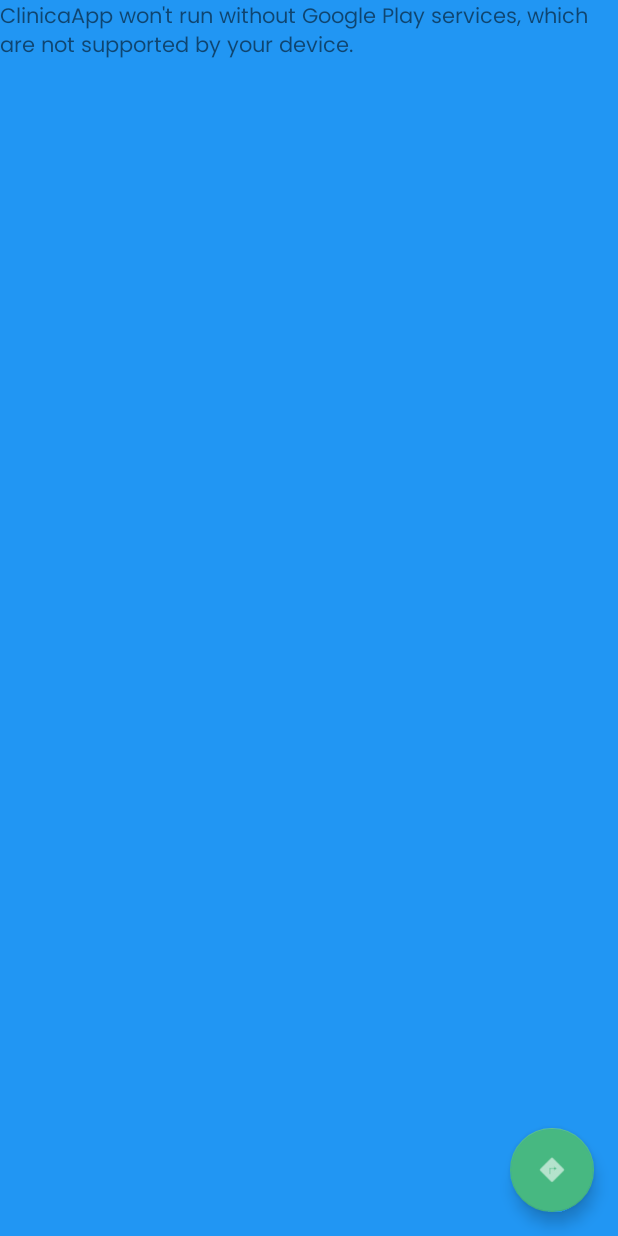
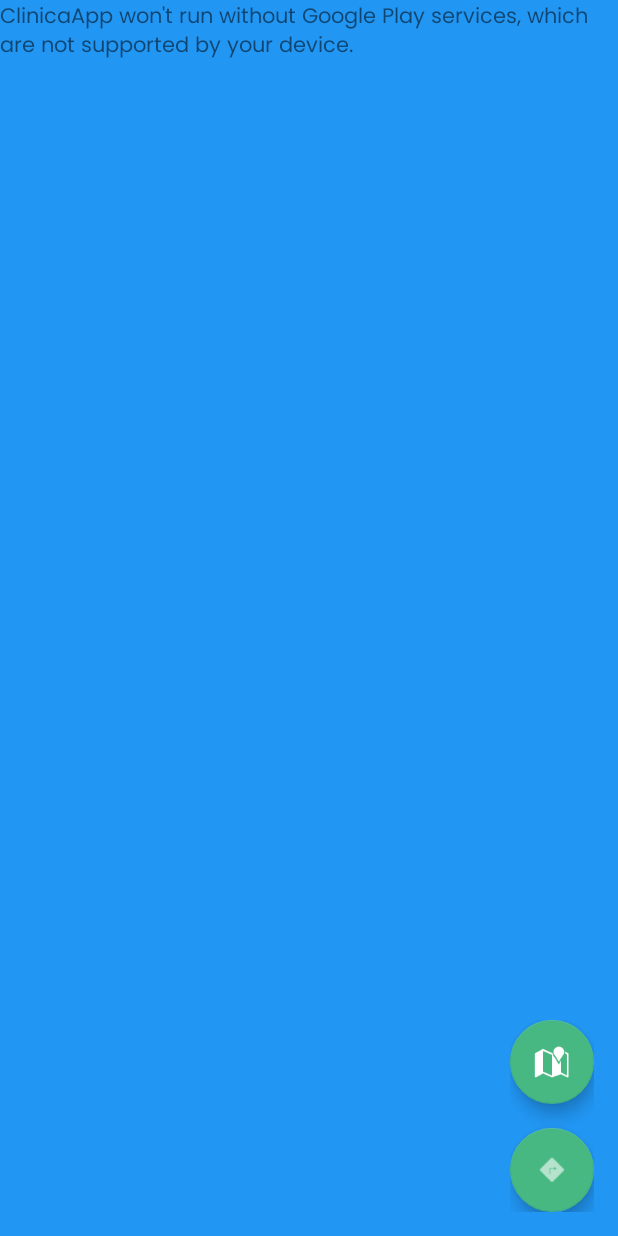
Before and after one commit to LeonelPerezSV/ClinicaApp, an Android app: the fragment ClinicMapFragment shown on its own in the app's theme, on a phone screen of 412 x 824 dp. Run offline under Robolectric (Android 15) with nearby library versions, the phone set to English and light mode, and no system bars; our stand-ins replace CircleImageView; 1 statement that could not run was skipped.

Commit message:
version actualizada

```diff
--- a/app/src/main/res/layout/fragment_clinic_map.xml
+++ b/app/src/main/res/layout/fragment_clinic_map.xml
@@ -1,5 +1,6 @@
 <?xml version="1.0" encoding="utf-8"?>
 <FrameLayout xmlns:android="http://schemas.android.com/apk/res/android"
+    xmlns:app="http://schemas.android.com/apk/res-auto"
     android:layout_width="match_parent"
     android:layout_height="match_parent">
 
@@ -8,12 +9,29 @@
         android:name="com.google.android.gms.maps.SupportMapFragment"
         android:layout_width="match_parent"
         android:layout_height="match_parent" />
-    <com.google.android.material.floatingactionbutton.FloatingActionButton
-        android:id="@+id/fab_directions"
+
+    <LinearLayout
         android:layout_width="wrap_content"
         android:layout_height="wrap_content"
         android:layout_gravity="bottom|end"
-        android:layout_margin="16dp"
-        android:contentDescription="Cómo llegar"
-        android:src="@android:drawable/ic_menu_directions" />
+        android:orientation="vertical"
+        android:gravity="end"
+        android:layout_margin="16dp">
+
+        <com.google.android.material.floatingactionbutton.FloatingActionButton
+            android:id="@+id/fab_map_type"
+            android:layout_width="wrap_content"
+            android:layout_height="wrap_content"
+            android:layout_marginBottom="16dp"
+            android:contentDescription="Tipo de Mapa"
+            app:srcCompat="@android:drawable/ic_dialog_map" />
+
+        <com.google.android.material.floatingactionbutton.FloatingActionButton
+            android:id="@+id/fab_directions"
+            android:layout_width="wrap_content"
+            android:layout_height="wrap_content"
+            android:contentDescription="Cómo llegar"
+            app:srcCompat="@android:drawable/ic_menu_directions" />
+    </LinearLayout>
+
 </FrameLayout>
--- a/app/src/main/res/menu/menu_doctor.xml
+++ b/app/src/main/res/menu/menu_doctor.xml
@@ -11,6 +11,6 @@
 
     <group android:id="@+id/group_common">
         <item android:id="@+id/nav_settings" android:title="Configuración" app:icon="@drawable/ic_settings"/>
-        <item android:id="@+id/nav_logout" android:title="Cerrar sesión" app:icon="@drawable/ic_logout" android:visible="false"/>
+        <item android:id="@+id/nav_logout" android:title="Cerrar sesión" app:icon="@drawable/ic_logout"/>
     </group>
 </menu>
--- a/app/src/main/res/menu/menu_paciente.xml
+++ b/app/src/main/res/menu/menu_paciente.xml
@@ -9,6 +9,6 @@
 
     <group android:id="@+id/group_common">
         <item android:id="@+id/nav_settings" android:title="Configuración" app:icon="@drawable/ic_settings"/>
-        <item android:id="@+id/nav_logout" android:title="Cerrar sesión" app:icon="@drawable/ic_logout" android:visible="false"/>
+        <item android:id="@+id/nav_logout" android:title="Cerrar sesión" app:icon="@drawable/ic_logout"/>
     </group>
 </menu>
```
Also changed, not shown: app/src/main/java/com/example/clinicaapp/ui/map/ClinicMapFragment.java (+47 -2 lines).
